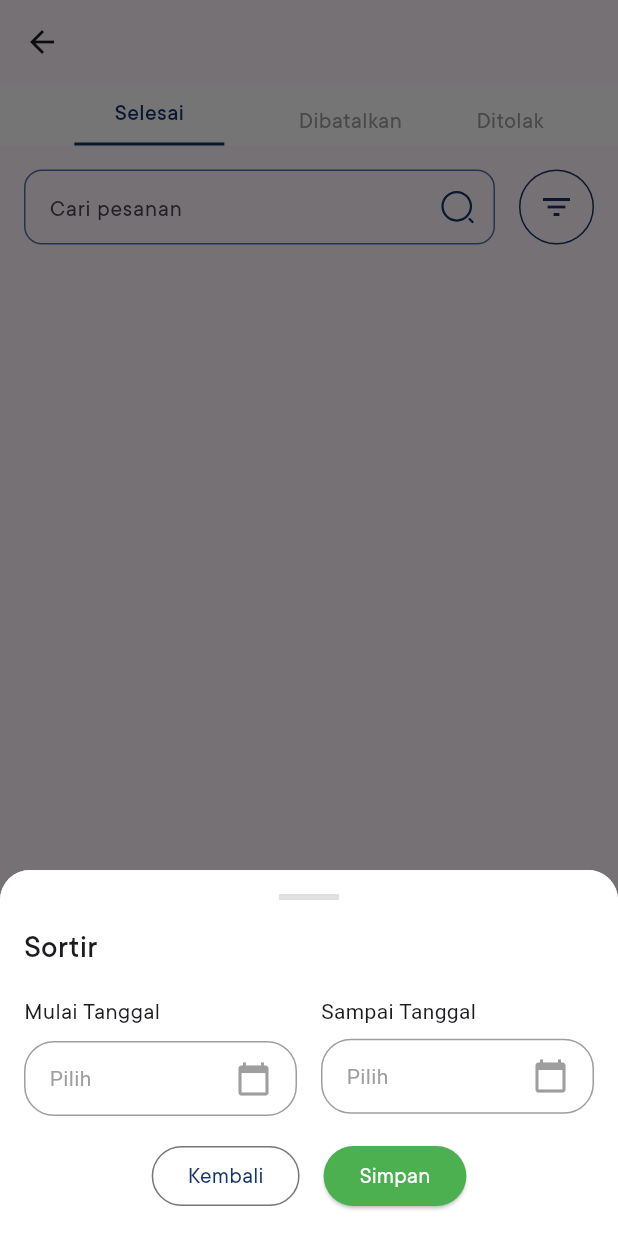
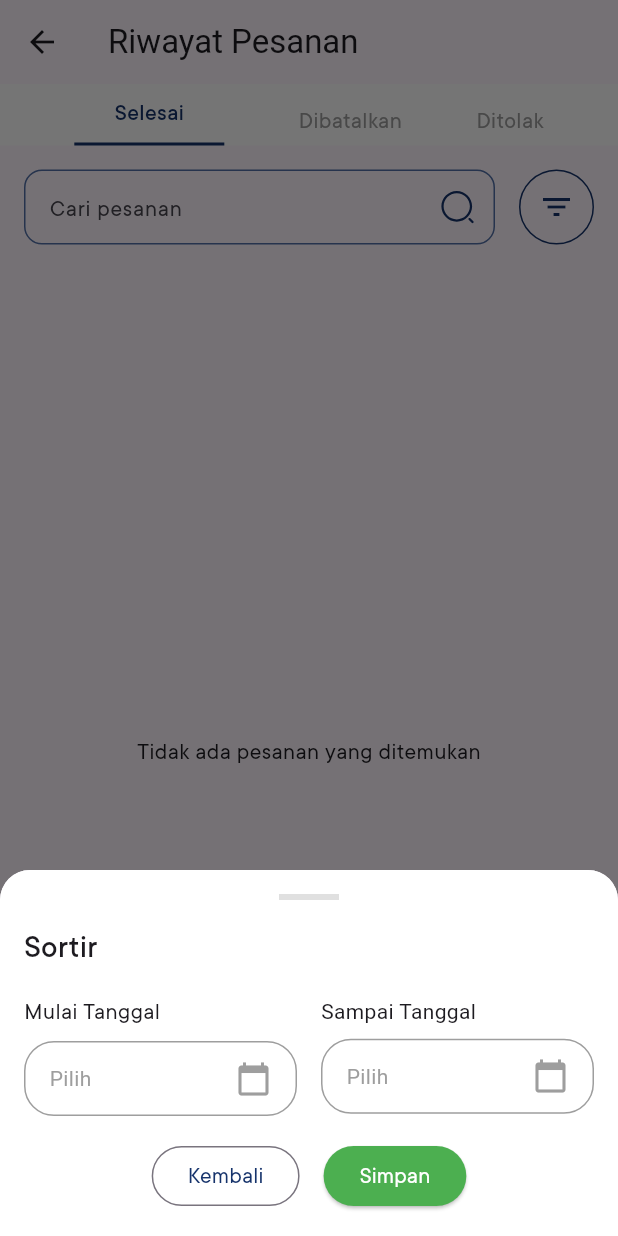
Before and after one commit to sendhyrama/bakehouse_slicing_ui, a Flutter app: the OrderHistoryPage screen opened by its route, after a tap on the "filter list" icon, on a phone screen of 412 x 824 dp. Run offline on Flutter 3.47's test engine with Material 3 defaults, Android fonts, the light colour scheme and no system bars; our stand-ins replace animated_splash_screen, flutter_svg; network calls fail.

Commit message:
feat(order-history): implement dynamic navigation based on order status

```diff
--- a/lib/pages/order_history_page.dart
+++ b/lib/pages/order_history_page.dart
@@ -5,6 +5,7 @@ import '../widgets/filter_bottom_sheet.dart';
 import '../widgets/order_history_card.dart';
 import '../widgets/order_history_tabs.dart';
 import '../widgets/search_bar.dart';
+import '../common/text_styles.dart';
 
 class OrderHistoryPage extends StatefulWidget {
   @override
@@ -22,7 +23,7 @@ class _OrderHistoryPageState extends State<OrderHistoryPage> {
   @override
   void initState() {
     super.initState();
-    orders = Order.getMockOrders(); // Assume getMockOrders is a static method that returns mock data
+    orders = Order.getMockOrders();
     filterOrders();
   }
 
@@ -65,19 +66,17 @@ class _OrderHistoryPageState extends State<OrderHistoryPage> {
   }
 
   void filterOrders() {
-    if (selectedTabIndex == 0) {
-      filteredOrders = orders
-          .where((order) => order.status == 'Selesai' && orderMatchesSearch(order))
-          .toList();
-    } else if (selectedTabIndex == 1) {
-      filteredOrders = orders
-          .where((order) => order.status == 'Dibatalkan' && orderMatchesSearch(order))
-          .toList();
-    } else {
-      filteredOrders = orders
-          .where((order) => order.status == 'Ditolak' && orderMatchesSearch(order))
-          .toList();
-    }
+    DateTime? startDate = startDates[selectedTabIndex];
+    DateTime? endDate = endDates[selectedTabIndex];
+    filteredOrders = orders.where((order) {
+      bool matchesSearch = orderMatchesSearch(order);
+      bool matchesStatus =
+          order.status == getStatusByTabIndex(selectedTabIndex);
+      bool matchesDate =
+          (startDate == null || order.orderDate.isAfter(startDate)) &&
+              (endDate == null || order.orderDate.isBefore(endDate));
+      return matchesSearch && matchesStatus && matchesDate;
+    }).toList();
   }
 
   bool orderMatchesSearch(Order order) {
@@ -86,10 +85,24 @@ class _OrderHistoryPageState extends State<OrderHistoryPage> {
         order.orderNumber.toLowerCase().contains(query);
   }
 
+  String getStatusByTabIndex(int index) {
+    switch (index) {
+      case 0:
+        return 'Selesai';
+      case 1:
+        return 'Dibatalkan';
+      case 2:
+        return 'Ditolak';
+      default:
+        return 'Selesai';
+    }
+  }
+
   @override
   Widget build(BuildContext context) {
     return Scaffold(
       appBar: AppBar(
+        title: const Text('Riwayat Pesanan'),
       ),
       body: Column(
         children: [
@@ -103,12 +116,19 @@ class _OrderHistoryPageState extends State<OrderHistoryPage> {
             onFilterPressed: handleFilterPressed,
           ),
           Expanded(
-            child: ListView.builder(
-              itemCount: filteredOrders.length,
-              itemBuilder: (context, index) {
-                return OrderHistoryCard(order: filteredOrders[index]);
-              },
-            ),
+            child: filteredOrders.isEmpty
+                ? const Center(
+                    child: Text(
+                      'Tidak ada pesanan yang ditemukan',
+                      style: TextStyles.b1,
+                    ),
+                  )
+                : ListView.builder(
+                    itemCount: filteredOrders.length,
+                    itemBuilder: (context, index) {
+                      return OrderHistoryCard(order: filteredOrders[index]);
+                    },
+                  ),
           ),
         ],
       ),
--- a/lib/widgets/order_history_card.dart
+++ b/lib/widgets/order_history_card.dart
@@ -1,26 +1,37 @@
 // lib/widgets/order_history_card.dart
 import 'package:flutter/material.dart';
+import '../common/colors.dart';
 import '../models/order.dart';
+import '../pages/order_detail_page.dart';
+import '../pages/review_page.dart';
 import '../common/text_styles.dart';
-import '../common/colors.dart';
-import '../pages/review_page.dart';
 
 class OrderHistoryCard extends StatelessWidget {
   final Order order;
 
   OrderHistoryCard({required this.order});
 
+  void _handleCardTap(BuildContext context) {
+    if (order.status == 'Selesai') {
+      Navigator.of(context).push(
+        MaterialPageRoute(
+          builder: (context) => ReviewPage(order: order),
+        ),
+      );
+    } else if (order.status == 'Ditolak' || order.status == 'Dibatalkan') {
+      Navigator.of(context).push(
+        MaterialPageRoute(
+          builder: (context) => OrderDetailPage(order: order, items: order.items),
+        ),
+      );
+    }
+  }
+
   @override
   Widget build(BuildContext context) {
     return GestureDetector(
-        onTap: () {
-          Navigator.of(context).push(
-            MaterialPageRoute(
-              builder: (context) => ReviewPage(order: order),
-            ),
-          );
-        },
-        child: Card(
+      onTap: () => _handleCardTap(context),
+      child: Card(
           margin: const EdgeInsets.symmetric(vertical: 8.0, horizontal: 16.0),
           shape: RoundedRectangleBorder(
             borderRadius: BorderRadius.circular(16.0),
@@ -76,6 +87,7 @@ class OrderHistoryCard extends StatelessWidget {
               ],
             ),
           ),
-        ));
+        )
+    );
   }
 }
```
